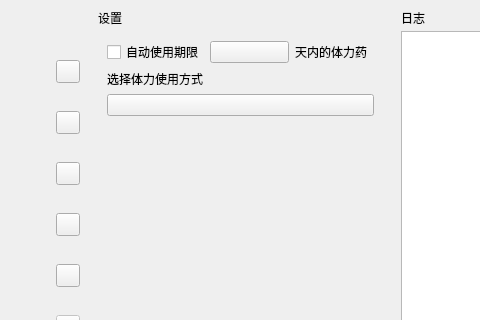
Old version of the form app/ui/home_interface.ui in the repository LaoZhuJackson/SnowbreakAutoAssistant; both pictures show x 215 to 695 and y 0 to 320 of the 911 by 764 pixel window.
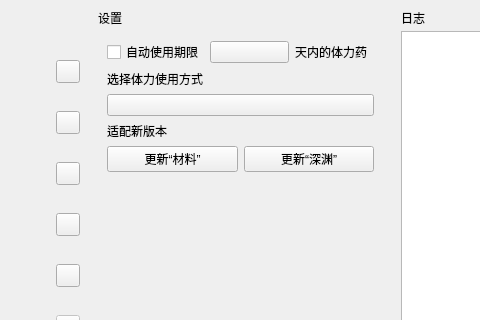
New version of the form. The open tabs and pages were chosen to show the change. Custom widgets are drawn as their Qt base class.

The edit to the form file:
```diff
--- a/app/ui/home_interface.ui
+++ b/app/ui/home_interface.ui
@@ -405,7 +405,7 @@
       <item row="1" column="0">
        <widget class="PopUpAniStackedWidget" name="PopUpAniStackedWidget">
         <property name="currentIndex">
-         <number>2</number>
+            <number>3</number>
         </property>
         <widget class="QWidget" name="page_5">
          <layout class="QGridLayout" name="gridLayout_12" columnstretch="1,0,0">
@@ -1052,15 +1052,22 @@
         </widget>
         <widget class="QWidget" name="page_2">
          <layout class="QGridLayout" name="gridLayout_6">
-          <item row="2" column="0">
-           <widget class="ComboBox" name="ComboBox_power_usage">
-            <property name="items_" stdset="0">
-             <string notr="true"/>
+             <item row="3" column="0">
+                 <widget class="StrongBodyLabel" name="StrongBodyLabel_5">
+                     <property name="text">
+                         <string>适配新版本</string>
+                     </property>
+                 </widget>
+             </item>
+             <item row="4" column="1">
+                 <widget class="PushButton" name="PushButton_update_chasm">
+                     <property name="text">
+                         <string>更新“深渊”</string>
             </property>
            </widget>
           </item>
-          <item row="3" column="0">
-           <spacer name="verticalSpacer_5">
+             <item row="5" column="0">
+                 <spacer name="verticalSpacer_10">
             <property name="orientation">
              <enum>Qt::Vertical</enum>
             </property>
@@ -1072,7 +1079,14 @@
             </property>
            </spacer>
           </item>
-          <item row="0" column="0">
+             <item row="2" column="0" colspan="2">
+                 <widget class="ComboBox" name="ComboBox_power_usage">
+                     <property name="items_" stdset="0">
+                         <string notr="true"/>
+                     </property>
+                 </widget>
+             </item>
+             <item row="0" column="0" colspan="2">
            <layout class="QHBoxLayout" name="horizontalLayout">
             <item>
              <widget class="CheckBox" name="CheckBox_is_use_power">
@@ -1102,7 +1116,14 @@
             </item>
            </layout>
           </item>
-          <item row="1" column="0">
+             <item row="4" column="0">
+                 <widget class="PushButton" name="PushButton_update_stuff">
+                     <property name="text">
+                         <string>更新“材料”</string>
+                     </property>
+                 </widget>
+             </item>
+             <item row="1" column="0" colspan="2">
            <widget class="StrongBodyLabel" name="StrongBodyLabel_2">
             <property name="text">
              <string>选择体力使用方式</string>
```
